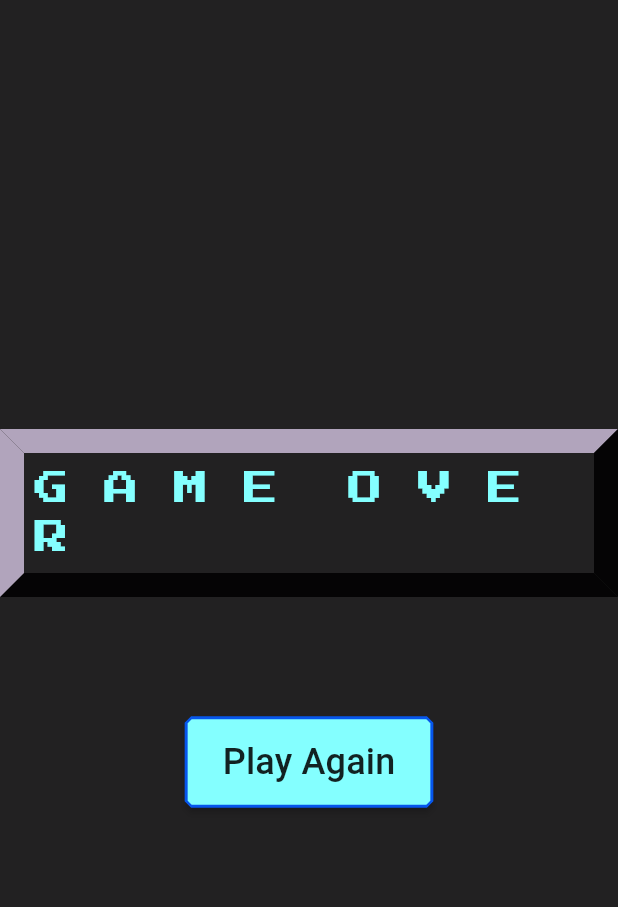
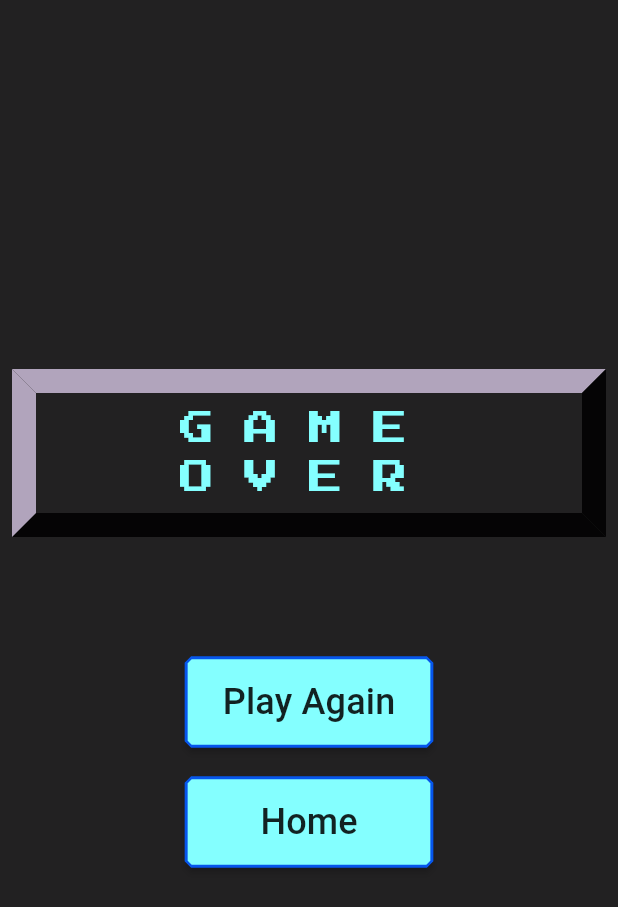
Before and after one commit to hngx-org/Team-Vibrant-Breakout, a Flutter app: the GameOver screen opened directly, on a phone screen of 412 x 824 dp. Shown: the top 907 px of the screen. Run offline on Flutter 3.47's test engine with Material 2 defaults, Android fonts, the phone set to English and light mode, and no system bars; our stand-ins replace animate_do, flutter_screenutil, get, google_fonts, shared_preferences; missing offline and left inert: flame, flame_audio; accounts and stored records are empty.

Commit message:
fixed levels and did some adjustments in game over

```diff
--- a/lib/screens/gameScreens/components/ball.dart
+++ b/lib/screens/gameScreens/components/ball.dart
@@ -4,14 +4,17 @@ import 'dart:math';
 import 'package:flame/collisions.dart';
 import 'package:flame/components.dart';
 import 'package:flame/extensions.dart';
+import 'package:get/get.dart';
 // import 'package:flame/game.dart';
 //TODO: Change shared preference to hive DB
 import 'package:shared_preferences/shared_preferences.dart';
+import 'package:team_vibrant_breakout/constants/controllers.dart';
 // import 'package:flame_audio/flame_audio.dart';
 import 'package:team_vibrant_breakout/screens/gameScreens/brick_game_base_class.dart';
 import 'package:team_vibrant_breakout/screens/gameScreens/components/boundary.dart';
 import 'package:team_vibrant_breakout/screens/gameScreens/components/brick.dart';
 import 'package:team_vibrant_breakout/screens/gameScreens/components/player.dart';
+// import 'package:team_vibrant_breakout/screens/gameScreens/components/power_up.dart';
 // import 'package:team_vibrant_breakout/screens/gameScreens/game.dart';
 
 class Ball extends SpriteComponent
@@ -28,6 +31,8 @@ class Ball extends SpriteComponent
   Sprite ballSprite;
   double xSign = 1;
   late int destroyedBricks;
+  double ballSpeed= 0;
+  ScoreController scoreController = Get.put(ScoreController());
 
   double ySign = 1;
   // @override
@@ -48,6 +53,7 @@ class Ball extends SpriteComponent
 
   @override
   FutureOr<void> onLoad() async {
+    ballSpeed = scoreController.ballSpeed.value;
     destroyedBricks = 0;
     _prefs = await SharedPreferences.getInstance();
     position = Vector2(game.size.x / 2, game.size.y / 2);
@@ -145,7 +151,7 @@ class Ball extends SpriteComponent
 
   @override
   void update(double dt) {
-    position += velocity * 200 * dt;
+    position += velocity * ballSpeed * dt;
     // x += 100 * cos(angle) * dt;
     // y += 100 * sin(angle) * dt;
     // int rand = Random(1).nextInt(90);
--- /dev/null
+++ b/lib/screens/gameScreens/components/power_up_enum.dart
@@ -0,0 +1,5 @@
+enum PowerUpEnum {
+  increaseLife,
+  increaseBallSpeed,
+  increaseScore,
+}
--- a/lib/screens/gameScreens/game.dart
+++ b/lib/screens/gameScreens/game.dart
@@ -25,6 +25,7 @@ class BrickGame extends BrickGameBaseClass
   late TextComponent currentScore;
   List<List<Brick>> brickLayer = [];
 
+
   late double yLocus;
   late double newDt;
   final boundaries = <Boundary>[];
@@ -32,6 +33,8 @@ class BrickGame extends BrickGameBaseClass
   bool emptyBricks = false;
   TapDownEvent? event;
   late Ball ball;
+
+
 
   List<Brick> bricks1 = [];
 
--- a/lib/screens/gameScreens/gameOver.dart
+++ b/lib/screens/gameScreens/gameOver.dart
@@ -26,13 +26,16 @@ class GameOver extends StatelessWidget {
           width: double.infinity,
           height: double.infinity,
           decoration: const BoxDecoration(color: colorBlack),
+          child: Padding(
+            padding: const EdgeInsets.all(8.0),
             child: Center(
-            child:
-                Column(mainAxisAlignment: MainAxisAlignment.center, children: [
+              child: Column(
+                mainAxisAlignment: MainAxisAlignment.center,
+                children: [
                   Hero(
                     tag: titleAnimationTag,
                     child: Container(
-                  padding: EdgeInsets.all(7),
+                      padding: const EdgeInsets.all(7),
                       decoration: BoxDecoration(
                           border: Border(
                               top: BorderSide(
@@ -40,32 +43,33 @@ class GameOver extends StatelessWidget {
                                   color: shadowColor,
                                   style: BorderStyle.solid),
                               left: BorderSide(width: 16, color: shadowColor),
-                          bottom: BorderSide(
+                              bottom: const BorderSide(
                                   width: 16,
                                   color: Colors.black87,
                                   style: BorderStyle.solid),
-                          right: BorderSide(
+                              right: const BorderSide(
                                   width: 16,
                                   color: Colors.black87,
                                   style: BorderStyle.solid))),
                       child: BounceInDown(
-                    delay: Duration(milliseconds: 6),
+                        delay: const Duration(milliseconds: 6),
                         child: Text(
-                      'G A M E  O V E R',
+                          'GAME OVER',
+                          textAlign: TextAlign.center,
                           style: myfont(
-                          textStyle: TextStyle(
+                            textStyle: const TextStyle(
+                              letterSpacing: 20,
                               color: buttonColor,
                               fontSize: 23,
-                      )),
+                            ),
+                          ),
                         ),
                       ),
                     ),
                   ),
                   //const Spacer()
-              const SizedBox(
-                height: 80,
-              ),
-              BounceInUp(
+                  const SizedBox(height: 80),
+                  BounceInLeft(
                     child: GameScreenButton(
                       onTap: () {
                         Get.off(() => GamePage(
@@ -75,7 +79,23 @@ class GameOver extends StatelessWidget {
                       label: 'Play Again',
                     ),
                   ),
-            ]),
+                  const SizedBox(height: 20),
+                  BounceInRight(
+                    child: GameScreenButton(
+                      onTap: () {
+                        Get.offUntil(
+                          MaterialPageRoute(
+                            builder: (context) => const StarterPage(),
+                          ),
+                          (route) => false,
+                        );
+                      },
+                      label: 'Home',
+                    ),
+                  ),
+                ],
+              ),
+            ),
           ),
         ),
       ),
--- a/pubspec.yaml
+++ b/pubspec.yaml
@@ -44,6 +44,9 @@ flutter:
     - assets/images/diamond.png
     - assets/images/tile1.png
     - assets/images/tile2.png
+    - assets/images/100.png
+    - assets/images/fast.png
+    - assets/images/life.png
     - assets/images/tile3.png
     - assets/images/tile4.png
     - assets/audio/gameover.mp3
```
Also changed, not shown: lib/constants/controllers.dart (+39 -0 lines), lib/screens/gameLevels.dart (+22 -5 lines), lib/screens/gameScreens/components/brick.dart (+46 -1 lines), lib/screens/gameScreens/components/player.dart (+26 -5 lines), lib/screens/gameScreens/components/power_up.dart (added, +39 -0 lines), assets/images/100.png (added), assets/images/fast.png (added), assets/images/life.png (added). Lines whose indentation alone changed are shown as unchanged.
